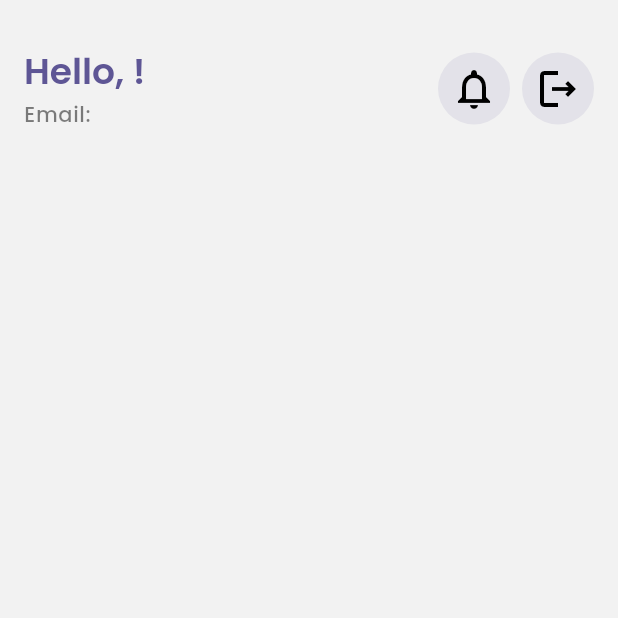
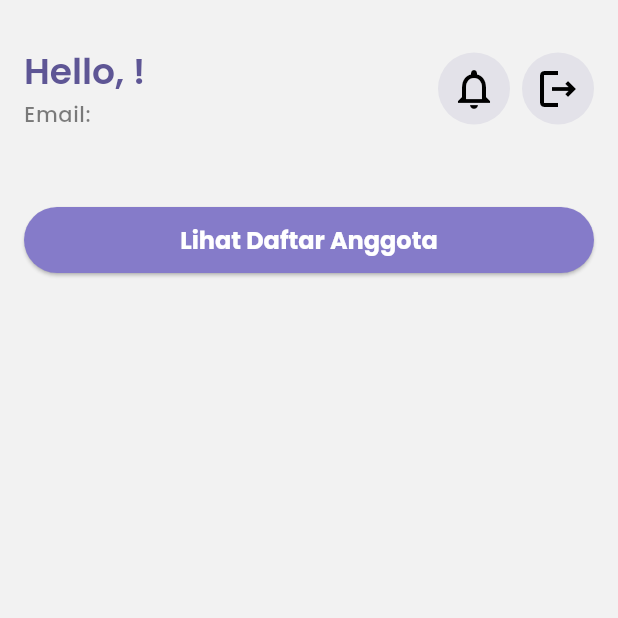
Before and after one commit to ayukrisn/tugas_progmob_2, a Flutter app: the ProfilePage screen opened by its route, on a phone screen of 412 x 824 dp, the top half of it. Run offline on Flutter 3.47's test engine with Material 3 defaults, Android fonts, the phone set to English and light mode, and no system bars; our stand-ins replace dio, get, get_storage; accounts and stored records are empty; network calls fail.

Commit message:
I FORGOT

```diff
--- a/lib/features/profile/screens/profile_page.dart
+++ b/lib/features/profile/screens/profile_page.dart
@@ -1,7 +1,6 @@
 import 'package:flutter/material.dart';
 import 'package:get_storage/get_storage.dart';
 import 'package:dio/dio.dart';
-import 'dart:convert';
 
 class UserData {
   final int id;
@@ -133,7 +132,8 @@ class _ProfilePageState extends State<ProfilePage> {
                                         )),
                                 const SizedBox(height: 4),
                                 Text('Email: ${userData?.email}',
-                                    style: Theme.of(context).textTheme.bodySmall),
+                                    style:
+                                        Theme.of(context).textTheme.bodySmall),
                               ],
                             ),
                           ),
@@ -172,18 +172,31 @@ class _ProfilePageState extends State<ProfilePage> {
                           )
                         ],
                       ),
+                      const SizedBox(height: 50),
+                      Expanded(
+                        child: ElevatedButton(
+                            onPressed: () {
+                              Navigator.pushNamed(
+                                context,
+                                '/anggota',
+                                arguments: userData,
+                              );
+                            },
+                            style: ElevatedButton.styleFrom(
+                                backgroundColor: Color(0xFFF857BC9),
+                                elevation: 1,
+                                shape: RoundedRectangleBorder(
+                                  borderRadius: BorderRadius.circular(30),
+                                ),
+                                padding: EdgeInsets.symmetric(vertical: 10)),
+                            child: Text('Lihat Daftar Anggota',
+                                style: TextStyle(
+                                    fontFamily: 'Poppins',
+                                    fontSize: 16,
+                                    color: Colors.white))),
+                      ),
                     ],
-                  )
-
-            // : Column(
-            //     mainAxisAlignment: MainAxisAlignment.center,
-            //     children: <Widget>[
-            //       Text('User ID: ${userData?.id}'),
-            //       Text('Name: ${userData?.name}'),
-            //       Text('Email: ${userData?.email}'),
-            //     ],
-            //   ),
-            ),
+                  )),
       ),
     );
   }
--- a/pubspec.yaml
+++ b/pubspec.yaml
@@ -38,6 +38,7 @@ dependencies:
   async: ^2.11.0
   get_storage: ^2.1.1
   dio: ^5.4.3+1
+  get: ^4.6.6
 
 dev_dependencies:
   flutter_test:
```
Also changed, not shown: lib/features/users/screens/users_list.dart (+54 -1 lines), lib/main.dart (+9 -2 lines), lib/navbar.dart (added, +40 -0 lines), lib/app.dart (deleted), pubspec.lock.
